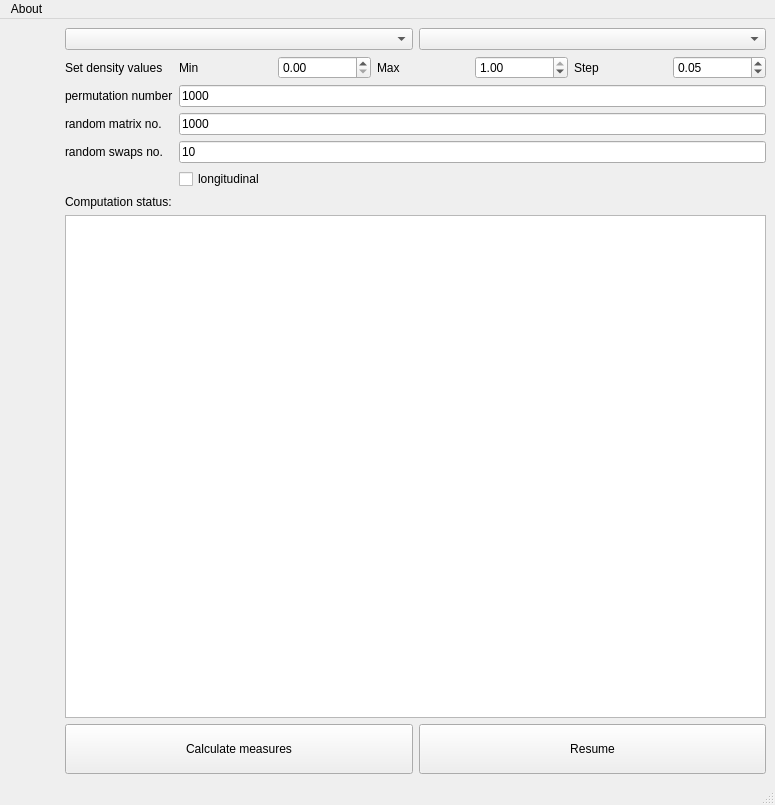
This is braphy/gui/ui_files/calculation_window.ui in softmatterlab/Braph-2.0-Python as Qt 5 draws it before an edit. The edited form follows.
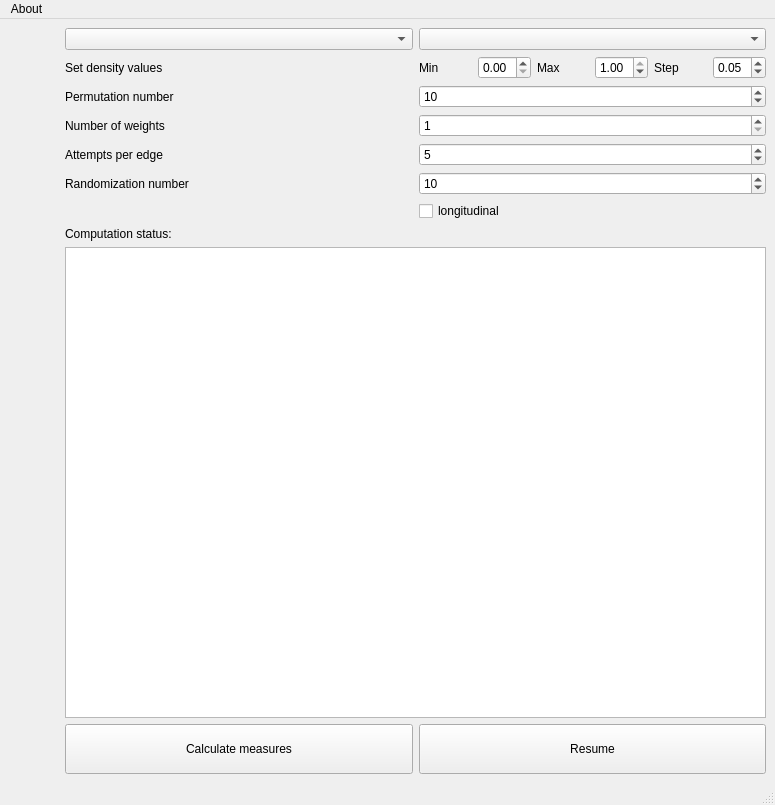
This is the edited form. Custom widgets are drawn as their Qt base class.

Commit message: Add random comparison to calculation window

Diff of the .ui file:
```diff
--- a/braphy/gui/ui_files/calculation_window.ui
+++ b/braphy/gui/ui_files/calculation_window.ui
@@ -52,52 +52,57 @@
           <property name="rightMargin">
            <number>0</number>
           </property>
-          <item row="1" column="1">
-           <widget class="QLineEdit" name="lineEditPermutation">
-            <property name="text">
-             <string>1000</string>
+          <item row="3" column="2">
+           <widget class="QSpinBox" name="spinBoxAttempts">
+            <property name="minimum">
+             <number>1</number>
             </property>
+            <property name="maximum">
+             <number>1000</number>
+            </property>
+            <property name="value">
+             <number>5</number>
+            </property>
            </widget>
           </item>
-          <item row="4" column="1">
+          <item row="2" column="2">
+           <widget class="QSpinBox" name="spinBoxWeights">
+            <property name="minimum">
+             <number>1</number>
+            </property>
+            <property name="maximum">
+             <number>1000</number>
+            </property>
+            <property name="value">
+             <number>1</number>
+            </property>
+           </widget>
+          </item>
+          <item row="5" column="2">
            <widget class="QCheckBox" name="checkBoxLongitudinal">
             <property name="text">
              <string>longitudinal</string>
             </property>
            </widget>
           </item>
-          <item row="2" column="1">
-           <widget class="QLineEdit" name="lineEditMatrix">
-            <property name="text">
-             <string>1000</string>
-            </property>
-           </widget>
-          </item>
           <item row="1" column="0">
            <widget class="QLabel" name="labelPermutation">
             <property name="text">
-             <string>permutation number</string>
+             <string>Permutation number</string>
             </property>
            </widget>
           </item>
           <item row="3" column="0">
            <widget class="QLabel" name="labelSwaps">
             <property name="text">
-             <string>random swaps no.</string>
-            </property>
-           </widget>
-          </item>
-          <item row="3" column="1">
-           <widget class="QLineEdit" name="lineEditSwaps">
-            <property name="text">
-             <string>10</string>
+             <string>Attempts per edge</string>
             </property>
            </widget>
           </item>
           <item row="2" column="0">
            <widget class="QLabel" name="labelMatrix">
             <property name="text">
-             <string>random matrix no.</string>
+             <string>Number of weights</string>
             </property>
            </widget>
           </item>
@@ -108,7 +113,7 @@
             </property>
            </widget>
           </item>
-          <item row="0" column="1">
+          <item row="0" column="2">
            <layout class="QGridLayout" name="gridLayout">
             <item row="0" column="0">
              <widget class="QLabel" name="labelMin">
@@ -169,6 +174,39 @@
             </item>
            </layout>
           </item>
+          <item row="1" column="2">
+           <widget class="QSpinBox" name="spinBoxPermutation">
+            <property name="minimum">
+             <number>1</number>
+            </property>
+            <property name="maximum">
+             <number>10000</number>
+            </property>
+            <property name="value">
+             <number>10</number>
+            </property>
+           </widget>
+          </item>
+          <item row="4" column="0">
+           <widget class="QLabel" name="labelRandomization">
+            <property name="text">
+             <string>Randomization number</string>
+            </property>
+           </widget>
+          </item>
+          <item row="4" column="2">
+           <widget class="QSpinBox" name="spinBoxRandomization">
+            <property name="minimum">
+             <number>1</number>
+            </property>
+            <property name="maximum">
+             <number>10000</number>
+            </property>
+            <property name="value">
+             <number>10</number>
+            </property>
+           </widget>
+          </item>
          </layout>
         </item>
         <item>
```
Left out of the diff: 4 changed lines with no effect on the pictures. The commit also changes 12 other files.
